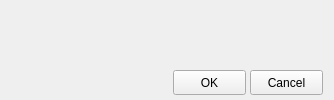
Above: ftnoir_filter_kalman/ftnoir_kalman_filtercontrols.ui from opentrack/opentrack before the change. Below: the same form after it.
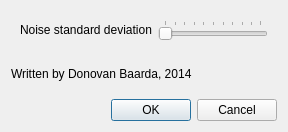
That is the form after the change. Icons and pictures are not drawn.

Commit message:
kalman: add settings support
Filter performance still not good though.

```diff
--- a/ftnoir_filter_kalman/ftnoir_kalman_filtercontrols.ui
+++ b/ftnoir_filter_kalman/ftnoir_kalman_filtercontrols.ui
@@ -9,8 +9,8 @@
    <rect>
     <x>0</x>
     <y>0</y>
-    <width>334</width>
-    <height>100</height>
+    <width>288</width>
+    <height>132</height>
    </rect>
   </property>
   <property name="sizePolicy">
@@ -35,32 +35,57 @@
   <property name="styleSheet">
    <string notr="true"/>
   </property>
-  <widget class="QPushButton" name="btnOk">
-   <property name="geometry">
-    <rect>
-     <x>173</x>
-     <y>70</y>
-     <width>73</width>
-     <height>25</height>
-    </rect>
-   </property>
-   <property name="text">
-    <string>OK</string>
-   </property>
-  </widget>
-  <widget class="QPushButton" name="btnCancel">
-   <property name="geometry">
-    <rect>
-     <x>250</x>
-     <y>70</y>
-     <width>73</width>
-     <height>25</height>
-    </rect>
-   </property>
-   <property name="text">
-    <string>Cancel</string>
-   </property>
-  </widget>
+  <layout class="QVBoxLayout" name="verticalLayout">
+   <item>
+    <widget class="QFrame" name="frame">
+     <property name="frameShape">
+      <enum>QFrame::NoFrame</enum>
+     </property>
+     <property name="frameShadow">
+      <enum>QFrame::Raised</enum>
+     </property>
+     <layout class="QGridLayout" name="gridLayout">
+      <item row="0" column="0">
+       <widget class="QLabel" name="label">
+        <property name="text">
+         <string>Noise standard deviation</string>
+        </property>
+       </widget>
+      </item>
+      <item row="0" column="1">
+       <widget class="QSlider" name="noise_slider">
+        <property name="singleStep">
+         <number>1</number>
+        </property>
+        <property name="orientation">
+         <enum>Qt::Horizontal</enum>
+        </property>
+        <property name="tickPosition">
+         <enum>QSlider::TicksAbove</enum>
+        </property>
+        <property name="tickInterval">
+         <number>10</number>
+        </property>
+       </widget>
+      </item>
+     </layout>
+    </widget>
+   </item>
+   <item>
+    <widget class="QLabel" name="label_2">
+     <property name="text">
+      <string>Written by Donovan Baarda, 2014</string>
+     </property>
+    </widget>
+   </item>
+   <item>
+    <widget class="QDialogButtonBox" name="buttonBox">
+     <property name="standardButtons">
+      <set>QDialogButtonBox::Cancel|QDialogButtonBox::Ok</set>
+     </property>
+    </widget>
+   </item>
+  </layout>
  </widget>
  <resources>
   <include location="../ftnoir_filter_ewma2/ewma-filter.qrc"/>
```
Left out of the diff: 4 changed lines with no effect on the pictures. The commit also changes 2 other files.
